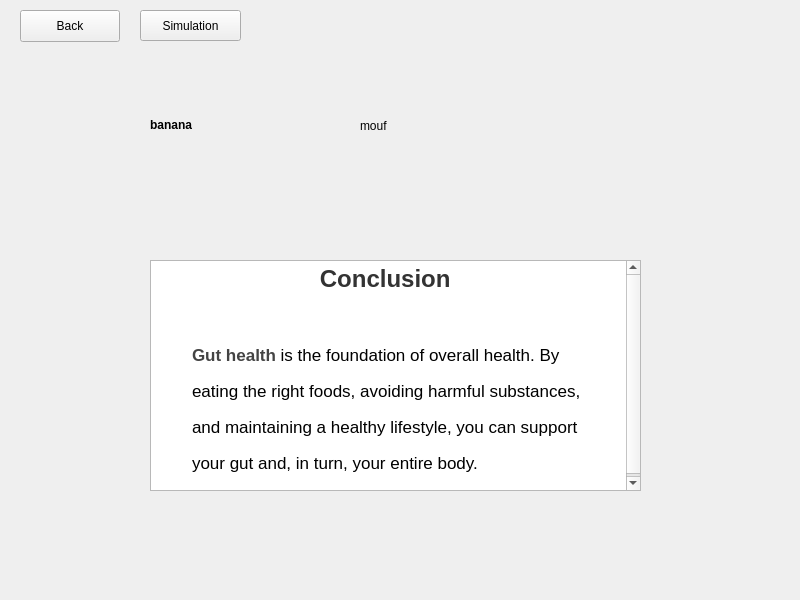
Old version of the form A8EduApp/resultswidget.ui in the repository University-of-Utah-CS3505/a9-edu-app-f24-00Calvin00.
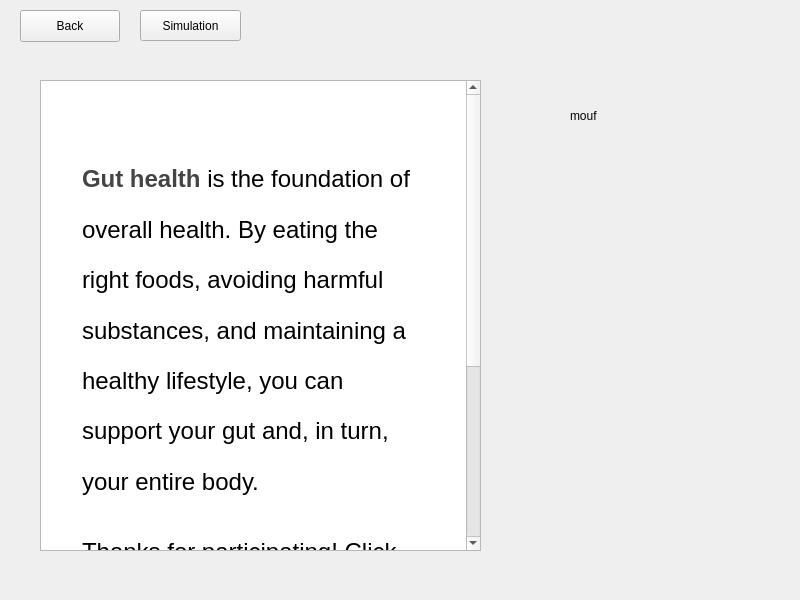
New version of the form. Custom widgets are drawn as their Qt base class.

Commit message: Added replay button to start and progressed game

What changed in the file:
```diff
--- a/A8EduApp/resultswidget.ui
+++ b/A8EduApp/resultswidget.ui
@@ -39,32 +39,11 @@
     <string>Back</string>
    </property>
   </widget>
-  <widget class="QTextBrowser" name="textBrowser">
-   <property name="geometry">
-    <rect>
-     <x>150</x>
-     <y>260</y>
-     <width>491</width>
-     <height>231</height>
-    </rect>
-   </property>
-   <property name="html">
-    <string>&lt;!DOCTYPE HTML PUBLIC &quot;-//W3C//DTD HTML 4.0//EN&quot; &quot;http://www.w3.org/TR/REC-html40/strict.dtd&quot;&gt;
-&lt;html&gt;&lt;head&gt;&lt;meta name=&quot;qrichtext&quot; content=&quot;1&quot; /&gt;&lt;meta charset=&quot;utf-8&quot; /&gt;&lt;title&gt;Conclusion&lt;/title&gt;&lt;style type=&quot;text/css&quot;&gt;
-p, li { white-space: pre-wrap; }
-hr { height: 1px; border-width: 0; }
-li.unchecked::marker { content: &quot;\2610&quot;; }
-li.checked::marker { content: &quot;\2612&quot;; }
-&lt;/style&gt;&lt;/head&gt;&lt;body style=&quot; font-family:'Segoe UI'; font-size:9pt; font-weight:400; font-style:normal;&quot; bgcolor=&quot;#ffffff&quot;&gt;
-&lt;h1 align=&quot;center&quot; style=&quot; margin-top:40px; margin-bottom:30px; margin-left:37px; margin-right:37px; -qt-block-indent:0; text-indent:0px; line-height:180%;&quot;&gt;&lt;span style=&quot; font-family:'Times New Roman','Times','serif'; font-size:13pt; font-weight:700; color:#333333;&quot;&gt;Conclusion&lt;/span&gt;&lt;span style=&quot; font-family:'Times New Roman','Times','serif'; font-size:13pt; font-weight:700; color:#000000;&quot;&gt; &lt;/span&gt;&lt;/h1&gt;
-&lt;p style=&quot; margin-top:12px; margin-bottom:20px; margin-left:37px; margin-right:37px; -qt-block-indent:0; text-indent:0px; line-height:180%;&quot;&gt;&lt;span style=&quot; font-family:'Times New Roman','Times','serif'; font-size:13pt; font-weight:700; color:#444444;&quot;&gt;Gut health&lt;/span&gt;&lt;span style=&quot; font-family:'Times New Roman','Times','serif'; font-size:13pt; color:#000000;&quot;&gt; is the foundation of overall health. By eating the right foods, avoiding harmful substances, and maintaining a healthy lifestyle, you can support your gut and, in turn, your entire body. &lt;/span&gt;&lt;/p&gt;&lt;/body&gt;&lt;/html&gt;</string>
-   </property>
-  </widget>
   <widget class="DraggableLabel" name="banana">
    <property name="geometry">
     <rect>
-     <x>150</x>
-     <y>90</y>
+     <x>70</x>
+     <y>220</y>
      <width>77</width>
      <height>70</height>
     </rect>
@@ -84,10 +63,10 @@
   <widget class="DropLabel" name="mouth">
    <property name="geometry">
     <rect>
-     <x>360</x>
-     <y>90</y>
-     <width>81</width>
-     <height>71</height>
+     <x>570</x>
+     <y>60</y>
+     <width>160</width>
+     <height>111</height>
     </rect>
    </property>
    <property name="text">
@@ -97,10 +76,10 @@
   <widget class="QLabel" name="poo">
    <property name="geometry">
     <rect>
-     <x>520</x>
-     <y>20</y>
-     <width>241</width>
-     <height>211</height>
+     <x>510</x>
+     <y>310</y>
+     <width>171</width>
+     <height>231</height>
     </rect>
    </property>
    <property name="text">
@@ -110,9 +89,9 @@
   <widget class="QLabel" name="explosion">
    <property name="geometry">
     <rect>
-     <x>490</x>
-     <y>10</y>
-     <width>301</width>
+     <x>480</x>
+     <y>280</y>
+     <width>290</width>
      <height>241</height>
     </rect>
    </property>
@@ -120,13 +99,35 @@
     <string/>
    </property>
   </widget>
-  <zorder>poo</zorder>
+  <widget class="QTextBrowser" name="textBrowser">
+   <property name="geometry">
+    <rect>
+     <x>40</x>
+     <y>80</y>
+     <width>441</width>
+     <height>471</height>
+    </rect>
+   </property>
+   <property name="html">
+    <string>&lt;!DOCTYPE HTML PUBLIC &quot;-//W3C//DTD HTML 4.0//EN&quot; &quot;http://www.w3.org/TR/REC-html40/strict.dtd&quot;&gt;
+&lt;html&gt;&lt;head&gt;&lt;meta name=&quot;qrichtext&quot; content=&quot;1&quot; /&gt;&lt;meta charset=&quot;utf-8&quot; /&gt;&lt;title&gt;Conclusion&lt;/title&gt;&lt;style type=&quot;text/css&quot;&gt;
+p, li { white-space: pre-wrap; }
+hr { height: 1px; border-width: 0; }
+li.unchecked::marker { content: &quot;\2610&quot;; }
+li.checked::marker { content: &quot;\2612&quot;; }
+&lt;/style&gt;&lt;/head&gt;&lt;body style=&quot; font-family:'Segoe UI'; font-size:9pt; font-weight:400; font-style:normal;&quot; bgcolor=&quot;#ffffff&quot;&gt;
+&lt;h1 align=&quot;center&quot; style=&quot; margin-top:40px; margin-bottom:30px; margin-left:37px; margin-right:37px; -qt-block-indent:0; text-indent:0px; line-height:180%;&quot;&gt;&lt;span style=&quot; font-family:'Times New Roman','Times','serif'; font-size:18pt; font-weight:700; color:#000000;&quot;&gt; &lt;/span&gt;&lt;/h1&gt;
+&lt;p style=&quot; margin-top:12px; margin-bottom:20px; margin-left:37px; margin-right:37px; -qt-block-indent:0; text-indent:0px; line-height:180%;&quot;&gt;&lt;span style=&quot; font-family:'Times New Roman','Times','serif'; font-size:18pt; font-weight:700; color:#444444;&quot;&gt;Gut health&lt;/span&gt;&lt;span style=&quot; font-family:'Times New Roman','Times','serif'; font-size:18pt; color:#000000;&quot;&gt; is the foundation of overall health. By eating the right foods, avoiding harmful substances, and maintaining a healthy lifestyle, you can support your gut and, in turn, your entire body. &lt;/span&gt;&lt;/p&gt;
+&lt;p style=&quot; margin-top:12px; margin-bottom:20px; margin-left:37px; margin-right:37px; -qt-block-indent:0; text-indent:0px; line-height:180%;&quot;&gt;&lt;span style=&quot; font-family:'Times New Roman','Times','serif'; font-size:18pt; color:#000000;&quot;&gt;Thanks for participating! Click the back button to return to the homepage or the 'Simulation' button to see how different foods and quantities can affect stool.&lt;/span&gt;&lt;/p&gt;&lt;/body&gt;&lt;/html&gt;</string>
+   </property>
+  </widget>
   <zorder>explosion</zorder>
   <zorder>playButton</zorder>
   <zorder>backToStartButton</zorder>
-  <zorder>textBrowser</zorder>
   <zorder>banana</zorder>
   <zorder>mouth</zorder>
+  <zorder>textBrowser</zorder>
+  <zorder>poo</zorder>
  </widget>
  <customwidgets>
   <customwidget>
```
The commit also changes 7 other files.
